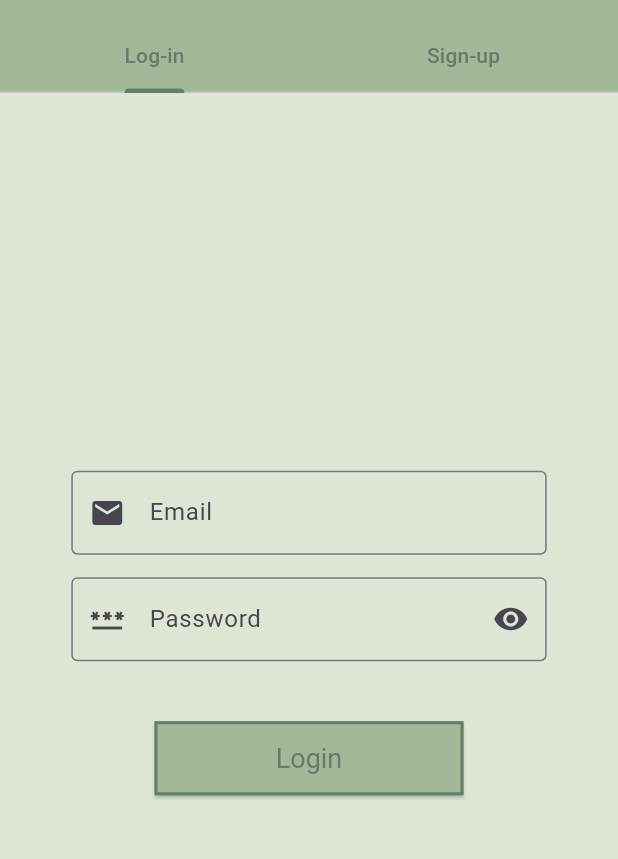
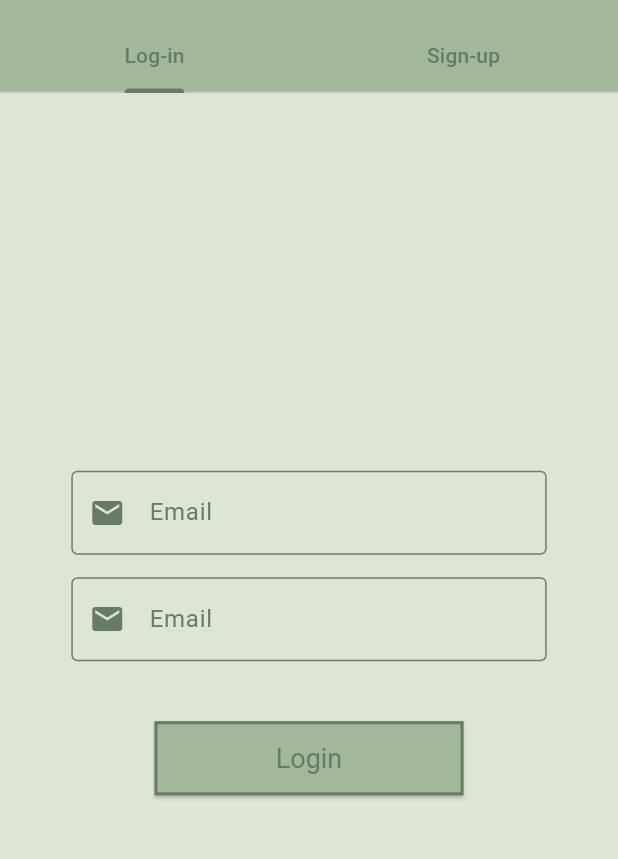
Before and after one commit to simong2/kindred, a Flutter app: the DonorEntry screen opened directly, on a phone screen of 412 x 824 dp, the part 63-922 px from its top. Run offline on Flutter 3.47's test engine with Material 3 defaults, Android fonts, the light colour scheme and no system bars; our stand-ins replace cloud_firestore, firebase_auth, firebase_core, flutter_dotenv; accounts and stored records are empty.

Commit message:
Fix TextFormField Color

```diff
--- a/lib/screens/donor/donor_register/login.dart
+++ b/lib/screens/donor/donor_register/login.dart
@@ -2,6 +2,10 @@ import 'package:flutter/material.dart';
 import 'package:kindred/screens/donor/main_donor_screen.dart';
 import 'package:kindred/services/firebase_services.dart';
 import 'package:kindred/utils/CustomButton.dart';
+
+const darkGreen = 0xFF667B68;
+const mediumGreen = 0xFFA3B899;
+const lightGreen = 0xFFDDE6D5; //
 
 class LoginDonor extends StatefulWidget {
   const LoginDonor({super.key});
@@ -49,10 +53,20 @@ class _LoginDonorState extends State<LoginDonor> {
               child: TextFormField(
                 controller: _emailController,
                 decoration: const InputDecoration(
-                  prefixIcon: Icon(Icons.email),
-                  fillColor: Colors.white,
+                  prefixIcon: Icon(Icons.email,
+                      color: Color(darkGreen)), // Changed icon color
                   labelText: 'Email',
-                  border: OutlineInputBorder(),
+                  labelStyle: TextStyle(
+                      color: Color(darkGreen)), // Changed label text color
+                  border: OutlineInputBorder(
+                    borderSide: BorderSide(
+                        color: Color(darkGreen)), // Default border color
+                  ),
+                  focusedBorder: OutlineInputBorder(
+                    borderSide: BorderSide(
+                        color: Color(darkGreen),
+                        width: 2.0), // Focused border color and width
+                  ),
                 ),
                 validator: (value) =>
                     value!.isEmpty ? 'Email is required' : null,
@@ -64,19 +78,21 @@ class _LoginDonorState extends State<LoginDonor> {
               child: TextFormField(
                 controller: _passwordController,
                 obscureText: showPassword,
-                decoration: InputDecoration(
-                  prefixIcon: const Icon(Icons.password),
-                  suffixIcon: IconButton(
-                    onPressed: () {
-                      setState(() {
-                        showPassword = !showPassword;
-                      });
-                    },
-                    icon: const Icon(Icons.remove_red_eye),
+                decoration: const InputDecoration(
+                  prefixIcon: Icon(Icons.email,
+                      color: Color(darkGreen)), // Changed icon color
+                  labelText: 'Email',
+                  labelStyle: TextStyle(
+                      color: Color(darkGreen)), // Changed label text color
+                  border: OutlineInputBorder(
+                    borderSide: BorderSide(
+                        color: Color(darkGreen)), // Default border color
                   ),
-                  fillColor: Colors.white,
-                  labelText: 'Password',
-                  border: const OutlineInputBorder(),
+                  focusedBorder: OutlineInputBorder(
+                    borderSide: BorderSide(
+                        color: Color(darkGreen),
+                        width: 2.0), // Focused border color and width
+                  ),
                 ),
                 validator: (value) =>
                     value!.isEmpty ? 'Password is required' : null,
```
